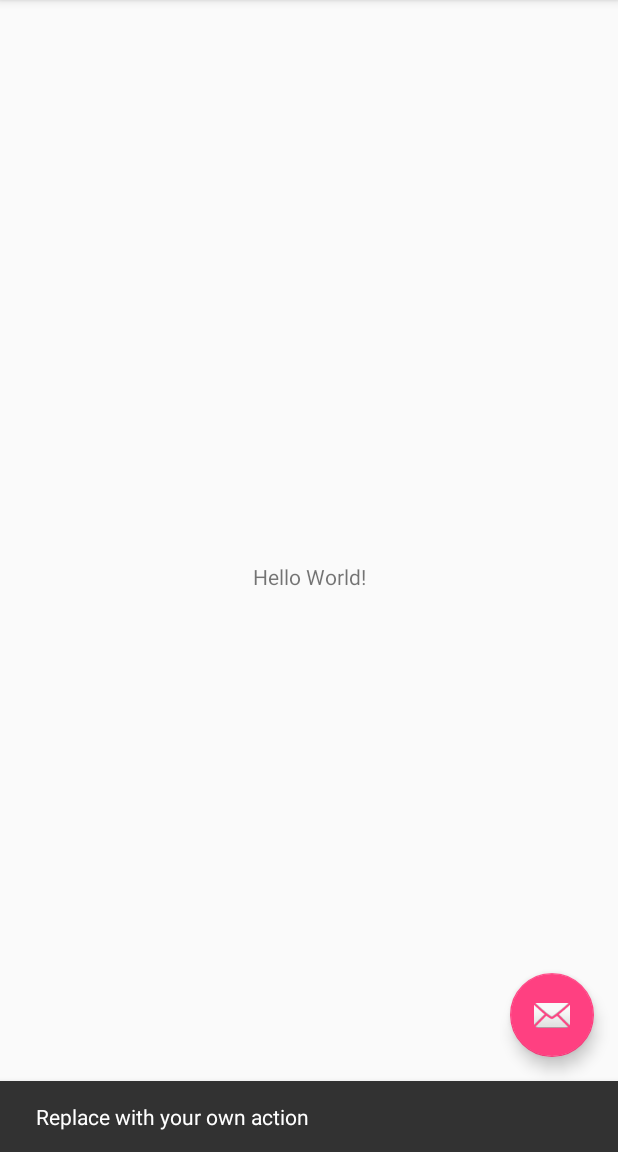
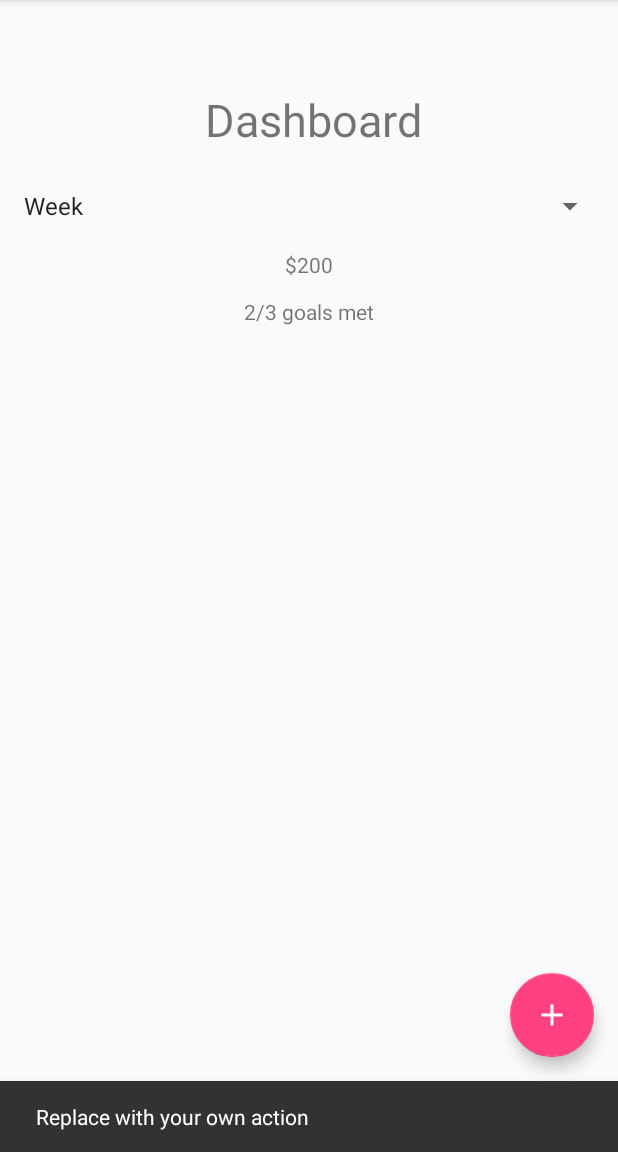
Before and after one commit to stephengrice/laser, an Android app: the screen it shows after launch (MainActivity), after a tap on an icon or button, on a phone screen of 412 x 824 dp, the part 84-1236 px from its top. Run offline under Robolectric (Android 15) with nearby library versions, the phone set to English and light mode, and no system bars.

Commit message:
Add basic dashboard, begin to convert to fragment

```diff
--- a/app/build.gradle
+++ b/app/build.gradle
@@ -27,5 +27,6 @@ dependencies {
     compile 'com.android.support:appcompat-v7:25.2.0'
     compile 'com.android.support:design:25.2.0'
     compile 'com.android.support.constraint:constraint-layout:1.0.2'
+    compile 'com.android.support:support-v4:25.2.0'
     testCompile 'junit:junit:4.12'
 }
--- /dev/null
+++ b/app/src/main/res/drawable/ic_add_24dp.xml
@@ -0,0 +1,9 @@
+<vector xmlns:android="http://schemas.android.com/apk/res/android"
+        android:width="24dp"
+        android:height="24dp"
+        android:viewportWidth="24.0"
+        android:viewportHeight="24.0">
+    <path
+        android:fillColor="#FFffffff"
+        android:pathData="M19,13h-6v6h-2v-6H5v-2h6V5h2v6h6v2z"/>
+</vector>
--- a/app/src/main/res/layout/activity_main.xml
+++ b/app/src/main/res/layout/activity_main.xml
@@ -9,6 +9,7 @@
     tools:openDrawer="start">
 
     <include
+        android:id="@+id/content_frame"
         layout="@layout/app_bar_main"
         android:layout_width="match_parent"
         android:layout_height="match_parent" />
--- a/app/src/main/res/layout/app_bar_main.xml
+++ b/app/src/main/res/layout/app_bar_main.xml
@@ -28,6 +28,6 @@
         android:layout_height="wrap_content"
         android:layout_gravity="bottom|end"
         android:layout_margin="@dimen/fab_margin"
-        app:srcCompat="@android:drawable/ic_dialog_email" />
+        app:srcCompat="@drawable/ic_add_24dp" />
 
 </android.support.design.widget.CoordinatorLayout>
--- a/app/src/main/res/layout/content_main.xml
+++ b/app/src/main/res/layout/content_main.xml
@@ -9,12 +9,62 @@
     tools:showIn="@layout/app_bar_main">
 
     <TextView
+        android:id="@+id/txt_title_home"
         android:layout_width="wrap_content"
         android:layout_height="wrap_content"
-        android:text="Hello World!"
-        app:layout_constraintBottom_toBottomOf="parent"
+        android:layout_marginTop="59dp"
+        android:text="@string/title_dashboard"
+        android:textSize="30sp"
+        app:layout_constraintHorizontal_bias="0.512"
         app:layout_constraintLeft_toLeftOf="parent"
         app:layout_constraintRight_toRightOf="parent"
-        app:layout_constraintTop_toTopOf="parent" />
+        app:layout_constraintTop_toTopOf="parent"
+        tools:layout_constraintLeft_creator="1"
+        tools:layout_constraintRight_creator="1"
+        tools:layout_constraintTop_creator="1" />
+
+    <Spinner
+        android:id="@+id/spinner"
+        android:entries="@array/spinner_dates"
+        android:layout_width="0dp"
+        android:layout_height="wrap_content"
+        tools:layout_constraintTop_creator="1"
+        tools:layout_constraintRight_creator="1"
+        android:layout_marginStart="8dp"
+        android:layout_marginEnd="8dp"
+        app:layout_constraintRight_toRightOf="parent"
+        android:layout_marginTop="125dp"
+        tools:layout_constraintLeft_creator="1"
+        app:layout_constraintLeft_toLeftOf="parent"
+        app:layout_constraintTop_toTopOf="parent"
+        android:layout_marginLeft="8dp"
+        android:layout_marginRight="8dp"
+        app:layout_constraintHorizontal_bias="1.0" />
+
+    <TextView
+        android:id="@+id/txt_money"
+        android:layout_width="wrap_content"
+        android:layout_height="wrap_content"
+        android:layout_marginTop="17dp"
+        android:text="$200"
+        app:layout_constraintLeft_toLeftOf="parent"
+        app:layout_constraintRight_toRightOf="parent"
+        app:layout_constraintTop_toBottomOf="@+id/spinner"
+        tools:layout_constraintLeft_creator="1"
+        tools:layout_constraintRight_creator="1"
+        tools:layout_constraintTop_creator="1" />
+
+    <TextView
+        android:id="@+id/txt_goals"
+        android:layout_width="wrap_content"
+        android:layout_height="wrap_content"
+        android:text="2/3 goals met"
+        tools:layout_constraintTop_creator="1"
+        tools:layout_constraintRight_creator="1"
+        app:layout_constraintRight_toRightOf="parent"
+        android:layout_marginTop="12dp"
+        app:layout_constraintTop_toBottomOf="@+id/txt_money"
+        tools:layout_constraintLeft_creator="1"
+        app:layout_constraintLeft_toLeftOf="parent" />
 
 </android.support.constraint.ConstraintLayout>
--- a/app/src/main/res/menu/activity_main_drawer.xml
+++ b/app/src/main/res/menu/activity_main_drawer.xml
@@ -3,22 +3,27 @@
 
     <group android:checkableBehavior="single">
         <item
-            android:id="@+id/nav_camera"
+            android:id="@+id/nav_dash"
             android:icon="@drawable/ic_menu_camera"
-            android:title="Import" />
+            android:title="Dash" />
         <item
-            android:id="@+id/nav_gallery"
+            android:id="@+id/nav_budget"
             android:icon="@drawable/ic_menu_gallery"
-            android:title="Gallery" />
+            android:title="My Budget" />
         <item
-            android:id="@+id/nav_slideshow"
+            android:id="@+id/nav_transactions"
             android:icon="@drawable/ic_menu_slideshow"
-            android:title="Slideshow" />
+            android:title="My Transactions" />
         <item
-            android:id="@+id/nav_manage"
+            android:id="@+id/nav_goals"
             android:icon="@drawable/ic_menu_manage"
-            android:title="Tools" />
+            android:title="Goals" />
+        <item
+            android:id="@+id/nav_add"
+            android:icon="@drawable/ic_add_24dp"
+            android:title="Add Transaction" />
     </group>
+<!--
 
     <item android:title="Communicate">
         <menu>
@@ -32,5 +37,6 @@
                 android:title="Send" />
         </menu>
     </item>
+-->
 
 </menu>
--- a/app/src/main/res/values/strings.xml
+++ b/app/src/main/res/values/strings.xml
@@ -5,4 +5,15 @@
     <string name="navigation_drawer_close">Close navigation drawer</string>
 
     <string name="action_settings">Settings</string>
+
+    <string-array name="spinner_dates">
+        <item>Week</item>
+        <item>Month</item>
+        <item>Year</item>
+    </string-array>
+
+    <string name="title_dashboard">Dashboard</string>
+
+    <!-- TODO: Remove or change this placeholder text -->
+    <string name="hello_blank_fragment">Hello blank fragment</string>
 </resources>
```
Also changed, not shown: app/src/main/java/com/stephengrice/momoney/DashFragment.java (added, +108 -0 lines), app/src/main/java/com/stephengrice/momoney/MainActivity.java (+8 -7 lines), app/src/main/res/layout/fragment_dash.xml (added, +13 -0 lines).
